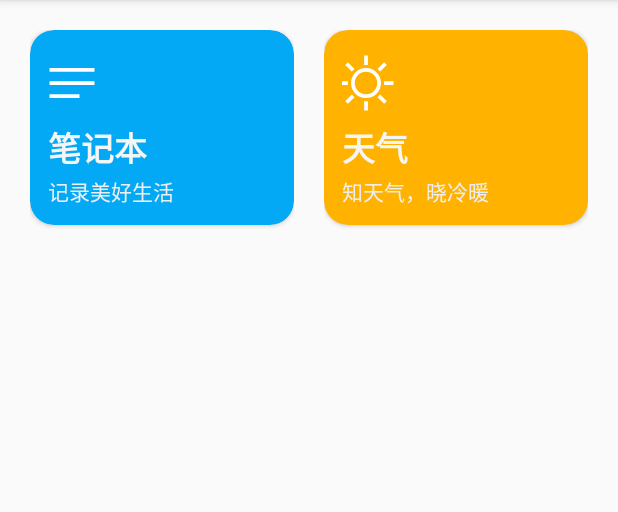
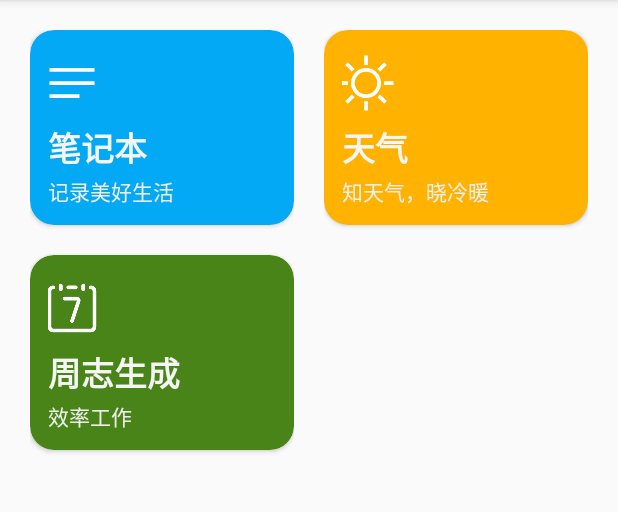
Before and after one commit to Wtier330/MyAssistant, an Android app: the screen it shows after launch (MainActivity), on a phone screen of 412 x 824 dp, the part 84-596 px from its top. Run offline under Robolectric (Android 15) with nearby library versions, the phone set to English and light mode, and no system bars.

Commit message:
feat:新增使用明文网络流量权限节点 feat:新增card套壳周志生成器

```diff
--- a/app/src/main/AndroidManifest.xml
+++ b/app/src/main/AndroidManifest.xml
@@ -4,11 +4,15 @@
 
     <application
         android:allowBackup="true"
+        android:usesCleartextTraffic = "true"
         android:icon="@mipmap/ic_launcher"
         android:label="@string/app_name"
         android:roundIcon="@mipmap/ic_launcher_round"
         android:supportsRtl="true"
         android:theme="@style/Theme.MyApplication">
+        <activity
+            android:name=".activity.WeeklyReport"
+            android:exported="false" />
         <activity
             android:name=".activity.Weather_Main"
             android:exported="false"
@@ -38,6 +42,7 @@
             </intent-filter>
         </activity>
     </application>
+
     <uses-permission android:name="android.permission.INTERNET" />
 
 </manifest>
--- a/app/src/main/java/com/example/myapplication/activity/MainActivity.java
+++ b/app/src/main/java/com/example/myapplication/activity/MainActivity.java
@@ -27,8 +27,11 @@ public class MainActivity extends AppCompatActivity implements View.OnClickListe
     private void viewinit() {
         CardView bt_notepad = findViewById(R.id.bt_notepad);
         CardView bt_weather = findViewById(R.id.bt_weather);
+        CardView bt_weeklyreport= findViewById(R.id.bt_weeklyreport);
+
         SetOnClickListener(bt_weather);
         SetOnClickListener(bt_notepad);
+        SetOnClickListener(bt_weeklyreport);
     }
 
     //点击事件
@@ -41,6 +44,9 @@ public class MainActivity extends AppCompatActivity implements View.OnClickListe
             case R.id.bt_weather:
                 startActivity(new Intent(getApplicationContext(), Weather_Main.class));
                 break;
+            case R.id.bt_weeklyreport:
+                startActivity(new Intent(getApplicationContext(), WeeklyReport.class));
+                break;
         }
     }
 }
--- a/app/src/main/res/layout/activity_main.xml
+++ b/app/src/main/res/layout/activity_main.xml
@@ -5,35 +5,6 @@
     android:layout_width="match_parent"
     android:layout_height="match_parent"
     tools:context=".activity.MainActivity">
-
-    <!--    <Button-->
-    <!--        android:id="@+id/bt_notepad"-->
-    <!--        android:layout_width="148dp"-->
-    <!--        android:layout_height="65dp"-->
-    <!--        android:layout_marginStart="92dp"-->
-    <!--        android:layout_marginBottom="510dp"-->
-    <!--        android:gravity="center"-->
-    <!--        android:text="记事本"-->
-    <!--        android:textSize="20dp"-->
-    <!--        app:layout_constraintBottom_toBottomOf="parent"-->
-    <!--        app:layout_constraintStart_toStartOf="parent"-->
-    <!--        app:layout_constraintTop_toBottomOf="@+id/textView" />-->
-
-    <!--    <TextView-->
-    <!--        android:id="@+id/textView"-->
-    <!--        android:layout_width="wrap_content"-->
-    <!--        android:layout_height="wrap_content"-->
-    <!--        android:layout_marginTop="26dp"-->
-    <!--        android:layout_marginBottom="75dp"-->
-
-    <!--        android:gravity="center"-->
-    <!--        android:text="生活工具盒"-->
-    <!--        android:textSize="45dp"-->
-    <!--        app:layout_constraintBottom_toTopOf="@+id/bt_notepad"-->
-    <!--        app:layout_constraintLeft_toLeftOf="parent"-->
-    <!--        app:layout_constraintRight_toRightOf="parent"-->
-    <!--        app:layout_constraintTop_toTopOf="parent"-->
-    <!--        app:layout_constraintVertical_bias="0.038" />-->
 
     <LinearLayout
         android:layout_width="match_parent"
@@ -107,6 +78,60 @@
                 </RelativeLayout>
             </androidx.cardview.widget.CardView>
 
+            <androidx.cardview.widget.CardView
+                android:id="@+id/bt_weeklyreport"
+                android:layout_width="match_parent"
+                android:layout_height="130dp"
+                android:layout_marginTop="20dp"
+                android:clickable="true"
+                app:cardBackgroundColor="#498418"
+                app:cardCornerRadius="16dp"
+                app:layout_constraintBottom_toBottomOf="parent"
+                app:layout_constraintEnd_toEndOf="parent"
+                app:layout_constraintStart_toStartOf="parent"
+                app:layout_constraintTop_toTopOf="parent">
+
+                <RelativeLayout
+                    android:layout_width="wrap_content"
+                    android:layout_height="wrap_content"
+                    android:padding="12dp">
+
+                    <LinearLayout
+                        android:layout_width="wrap_content"
+                        android:layout_height="wrap_content"
+                        android:layout_alignParentLeft="true"
+                        android:layout_alignParentBottom="true"
+                        android:orientation="vertical">
+
+                        <LinearLayout
+                            android:layout_width="40dp"
+                            android:layout_height="40dp"
+                            android:layout_gravity="center_vertical"
+                            android:layout_marginBottom="6dp"
+                            android:background="@drawable/week"
+                            android:translationX="-4dp" />
+
+                        <TextView
+                            android:id="@+id/card_weeklyreport_label"
+                            android:layout_width="wrap_content"
+                            android:layout_height="wrap_content"
+                            android:layout_marginBottom="2dp"
+                            android:text="周志生成"
+                            android:textColor="#F5F5F5"
+                            android:textSize="22dp"
+                            android:textStyle="bold" />
+
+                        <TextView
+                            android:layout_width="wrap_content"
+                            android:layout_height="wrap_content"
+                            android:text="效率工作"
+                            android:textColor="#EEEEEE"
+                            android:textSize="14dp" />
+
+                    </LinearLayout>
+
+                </RelativeLayout>
+            </androidx.cardview.widget.CardView>
         </LinearLayout>
 
         <LinearLayout
```
Also changed, not shown: app/src/main/java/com/example/myapplication/activity/WeeklyReport.java (added, +56 -0 lines), app/src/main/res/layout/activity_weeklyreport.xml (added, +12 -0 lines), app/src/main/res/drawable/week.png (added).
